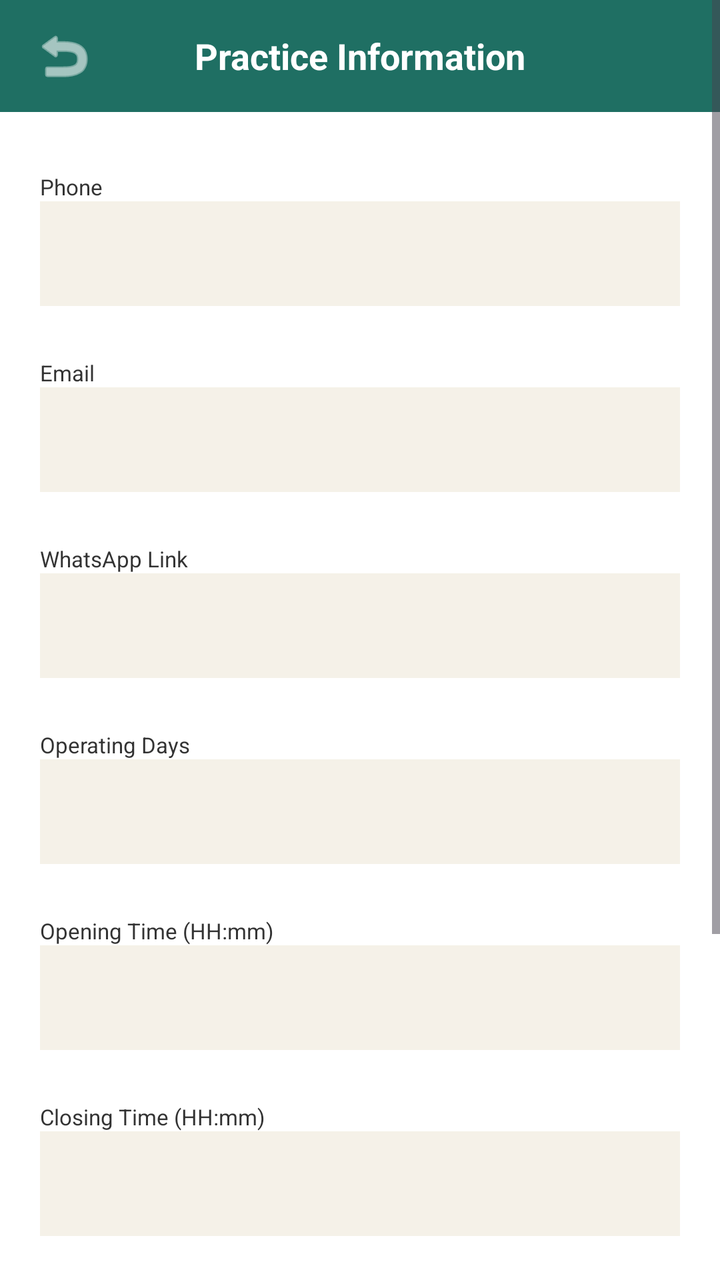
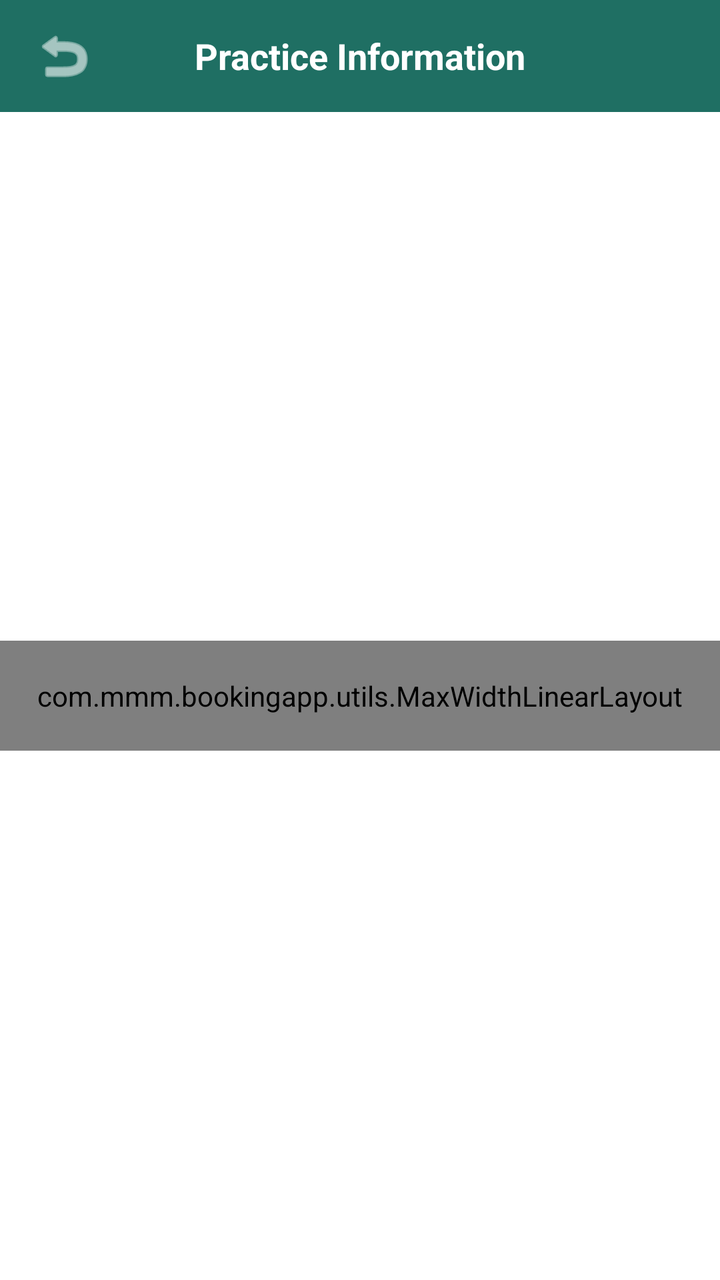

An Android layout rendered at two revisions. The XML below is the earlier revision; the diff shows what the commit changed to produce the second picture.
<!-- AndroidManifest.xml: application theme Theme.MMMBookingApp -->
<!-- res/layout/activity_practice_info.xml -->
<?xml version="1.0" encoding="utf-8"?>
<ScrollView xmlns:android="http://schemas.android.com/apk/res/android"
    xmlns:app="http://schemas.android.com/apk/res-auto"
    android:layout_width="match_parent"
    android:layout_height="match_parent"
    android:background="@color/color_background">

    <LinearLayout
        android:layout_width="match_parent"
        android:layout_height="wrap_content"
        android:orientation="vertical">

        <LinearLayout
            android:layout_width="match_parent"
            android:layout_height="56dp"
            android:orientation="horizontal"
            android:gravity="center_vertical"
            android:background="@color/color_primary"
            android:paddingStart="12dp"
            android:paddingEnd="12dp">

            <ImageButton
                android:id="@+id/btnBack"
                android:layout_width="40dp"
                android:layout_height="40dp"
                android:background="?attr/selectableItemBackgroundBorderless"
                android:src="@android:drawable/ic_menu_revert"
                app:tint="@color/color_text_on_primary"
                android:contentDescription="@string/btn_ok" />

            <TextView
                android:layout_width="0dp"
                android:layout_height="wrap_content"
                android:layout_weight="1"
                android:gravity="center"
                android:text="@string/practice_info_title"
                android:textColor="@color/color_text_on_primary"
                android:textSize="18sp"
                android:textStyle="bold" />

            <View android:layout_width="40dp" android:layout_height="1dp" />
        </LinearLayout>

        <LinearLayout
            android:layout_width="match_parent"
            android:layout_height="wrap_content"
            android:orientation="vertical"
            android:padding="20dp">

            <TextView style="@style/DetailLabel" android:text="@string/label_practice_phone" />
            <EditText android:id="@+id/etPracticePhone" style="@style/SettingsInput" android:inputType="phone" />

            <TextView style="@style/DetailLabel" android:text="@string/label_practice_email" />
            <EditText android:id="@+id/etPracticeEmail" style="@style/SettingsInput" android:inputType="textEmailAddress" />

            <TextView style="@style/DetailLabel" android:text="@string/label_whatsapp_link" />
            <EditText android:id="@+id/etWhatsappLink" style="@style/SettingsInput" android:inputType="textUri" />

            <TextView style="@style/DetailLabel" android:text="@string/label_operating_days" />
            <EditText android:id="@+id/etOperatingDays" style="@style/SettingsInput" />

            <TextView style="@style/DetailLabel" android:text="@string/label_hours_start" />
            <EditText android:id="@+id/etHoursStart" style="@style/SettingsInput" />

            <TextView style="@style/DetailLabel" android:text="@string/label_hours_end" />
            <EditText android:id="@+id/etHoursEnd" style="@style/SettingsInput" />

            <TextView style="@style/DetailLabel" android:text="@string/label_crisis_note" />
            <EditText android:id="@+id/etCrisisNote"
                android:layout_width="match_parent"
                android:layout_height="wrap_content"
                android:minLines="2"
                android:gravity="top"
                android:padding="14dp"
                android:background="@color/color_surface"
                android:layout_marginBottom="16dp" />

            <TextView style="@style/DetailLabel" android:text="@string/label_locations_readonly" />
            <TextView android:id="@+id/tvLocationsReadonly" style="@style/DetailValue" />

            <ProgressBar
                android:id="@+id/progressBar"
                android:layout_width="wrap_content"
                android:layout_height="wrap_content"
                android:layout_gravity="center"
                android:visibility="gone"
                android:layout_marginTop="12dp"
                android:layout_marginBottom="12dp" />

            <Button
                android:id="@+id/btnSavePracticeInfo"
                android:layout_width="match_parent"
                android:layout_height="56dp"
                android:text="@string/btn_save_changes"
                android:textColor="@color/color_text_on_primary"
                android:backgroundTint="@color/color_primary"
                android:layout_marginTop="8dp" />

        </LinearLayout>
    </LinearLayout>
</ScrollView>
<!-- resources referenced by this layout -->
<resources>
  <color name="color_background">#FFFFFF</color>
  <color name="color_primary">#1F6F63</color>
  <color name="color_surface">#F5F1E8</color>
  <color name="color_text_on_primary">#FFFFFF</color>
  <string name="btn_ok">OK</string>
  <string name="btn_save_changes">Save Changes</string>
  <string name="label_crisis_note">Crisis Line Note</string>
  <string name="label_hours_end">Closing Time (HH:mm)</string>
  <string name="label_hours_start">Opening Time (HH:mm)</string>
  <string name="label_locations_readonly">Locations (fixed, not editable here)</string>
  <string name="label_operating_days">Operating Days</string>
  <string name="label_practice_email">Email</string>
  <string name="label_practice_phone">Phone</string>
  <string name="label_whatsapp_link">WhatsApp Link</string>
  <string name="practice_info_title">Practice Information</string>
  <style name="DetailLabel">
          <item name="android:layout_width">match_parent</item>
          <item name="android:layout_height">wrap_content</item>
          <item name="android:textColor">@color/color_text_primary</item>
          <item name="android:textSize">11sp</item>
          <item name="android:layout_marginTop">10dp</item>
      </style>
  <style name="DetailValue">
          <item name="android:layout_width">match_parent</item>
          <item name="android:layout_height">wrap_content</item>
          <item name="android:textColor">@color/color_text_heading</item>
          <item name="android:textSize">15sp</item>
          <item name="android:textStyle">bold</item>
      </style>
  <style name="SettingsInput">
          <item name="android:layout_width">match_parent</item>
          <item name="android:layout_height">wrap_content</item>
          <item name="android:padding">14dp</item>
          <item name="android:background">@color/color_surface</item>
          <item name="android:layout_marginBottom">16dp</item>
      </style>
  <style name="Theme.MMMBookingApp" parent="Theme.Material3.Light.NoActionBar">
          <item name="colorPrimary">@color/color_primary</item>
          <item name="colorOnPrimary">@color/color_text_on_primary</item>
          <item name="android:colorBackground">@color/color_background</item>
          <item name="colorSurface">@color/color_surface</item>
          <item name="colorSecondary">@color/color_highlight</item>
          <item name="android:textColorPrimary">@color/color_text_primary</item>
          <item name="android:statusBarColor">@color/color_primary</item>
      </style>
  <color name="color_text_primary">#333333</color>
  <color name="color_text_heading">#000000</color>
  <color name="color_highlight">#AEE1E8</color>
</resources>

<!-- the commit's change to res/layout/activity_practice_info.xml (unified diff, before → after) -->
@@ -3,11 +3,12 @@
     xmlns:app="http://schemas.android.com/apk/res-auto"
     android:layout_width="match_parent"
     android:layout_height="match_parent"
-    android:background="@color/color_background">
+    android:background="@color/color_background"
+    android:fillViewport="true">
 
     <LinearLayout
         android:layout_width="match_parent"
-        android:layout_height="wrap_content"
+        android:layout_height="match_parent"
         android:orientation="vertical">
 
         <LinearLayout
@@ -35,7 +36,7 @@
                 android:gravity="center"
                 android:text="@string/practice_info_title"
                 android:textColor="@color/color_text_on_primary"
-                android:textSize="18sp"
+                android:textSize="@dimen/text_size_18"
                 android:textStyle="bold" />
 
             <View android:layout_width="40dp" android:layout_height="1dp" />
@@ -43,59 +44,70 @@
 
         <LinearLayout
             android:layout_width="match_parent"
-            android:layout_height="wrap_content"
-            android:orientation="vertical"
-            android:padding="20dp">
+            android:layout_height="0dp"
+            android:layout_weight="1"
+            android:gravity="center_vertical"
+            android:orientation="vertical">
 
-            <TextView style="@style/DetailLabel" android:text="@string/label_practice_phone" />
-            <EditText android:id="@+id/etPracticePhone" style="@style/SettingsInput" android:inputType="phone" />
-
-            <TextView style="@style/DetailLabel" android:text="@string/label_practice_email" />
-            <EditText android:id="@+id/etPracticeEmail" style="@style/SettingsInput" android:inputType="textEmailAddress" />
-
-            <TextView style="@style/DetailLabel" android:text="@string/label_whatsapp_link" />
-            <EditText android:id="@+id/etWhatsappLink" style="@style/SettingsInput" android:inputType="textUri" />
-
-            <TextView style="@style/DetailLabel" android:text="@string/label_operating_days" />
-            <EditText android:id="@+id/etOperatingDays" style="@style/SettingsInput" />
-
-            <TextView style="@style/DetailLabel" android:text="@string/label_hours_start" />
-            <EditText android:id="@+id/etHoursStart" style="@style/SettingsInput" />
-
-            <TextView style="@style/DetailLabel" android:text="@string/label_hours_end" />
-            <EditText android:id="@+id/etHoursEnd" style="@style/SettingsInput" />
-
-            <TextView style="@style/DetailLabel" android:text="@string/label_crisis_note" />
-            <EditText android:id="@+id/etCrisisNote"
+            <com.mmm.bookingapp.utils.MaxWidthLinearLayout
                 android:layout_width="match_parent"
                 android:layout_height="wrap_content"
-                android:minLines="2"
-                android:gravity="top"
-                android:padding="14dp"
-                android:background="@color/color_surface"
-                android:layout_marginBottom="16dp" />
+                android:layout_gravity="center_horizontal"
+                android:orientation="vertical"
+                android:padding="@dimen/screen_horizontal_padding">
 
-            <TextView style="@style/DetailLabel" android:text="@string/label_locations_readonly" />
-            <TextView android:id="@+id/tvLocationsReadonly" style="@style/DetailValue" />
+                <TextView style="@style/DetailLabel" android:text="@string/label_practice_phone" />
+                <EditText android:id="@+id/etPracticePhone" style="@style/SettingsInput" android:inputType="phone" />
 
-            <ProgressBar
-                android:id="@+id/progressBar"
-                android:layout_width="wrap_content"
-                android:layout_height="wrap_content"
-                android:layout_gravity="center"
-                android:visibility="gone"
-                android:layout_marginTop="12dp"
-                android:layout_marginBottom="12dp" />
+                <TextView style="@style/DetailLabel" android:text="@string/label_practice_email" />
+                <EditText android:id="@+id/etPracticeEmail" style="@style/SettingsInput" android:inputType="textEmailAddress" />
 
-            <Button
-                android:id="@+id/btnSavePracticeInfo"
-                android:layout_width="match_parent"
-                android:layout_height="56dp"
-                android:text="@string/btn_save_changes"
-                android:textColor="@color/color_text_on_primary"
-                android:backgroundTint="@color/color_primary"
-                android:layout_marginTop="8dp" />
+                <TextView style="@style/DetailLabel" android:text="@string/label_whatsapp_link" />
+                <EditText android:id="@+id/etWhatsappLink" style="@style/SettingsInput" android:inputType="textUri" />
 
+                <TextView style="@style/DetailLabel" android:text="@string/label_operating_days" />
+                <EditText android:id="@+id/etOperatingDays" style="@style/SettingsInput" />
+
+                <TextView style="@style/DetailLabel" android:text="@string/label_hours_start" />
+                <EditText android:id="@+id/etHoursStart" style="@style/SettingsInput" />
+
+                <TextView style="@style/DetailLabel" android:text="@string/label_hours_end" />
+                <EditText android:id="@+id/etHoursEnd" style="@style/SettingsInput" />
+
+                <TextView style="@style/DetailLabel" android:text="@string/label_crisis_note" />
+                <EditText android:id="@+id/etCrisisNote"
+                    android:layout_width="match_parent"
+                    android:layout_height="wrap_content"
+                    android:minLines="2"
+                    android:gravity="top"
+                    android:padding="14dp"
+                    android:background="@color/color_surface"
+                    android:textSize="@dimen/text_size_14"
+                    android:layout_marginBottom="16dp" />
+
+                <TextView style="@style/DetailLabel" android:text="@string/label_locations_readonly" />
+                <TextView android:id="@+id/tvLocationsReadonly" style="@style/DetailValue" />
+
+                <ProgressBar
+                    android:id="@+id/progressBar"
+                    android:layout_width="wrap_content"
+                    android:layout_height="wrap_content"
+                    android:layout_gravity="center"
+                    android:visibility="gone"
+                    android:layout_marginTop="12dp"
+                    android:layout_marginBottom="12dp" />
+
+                <Button
+                    android:id="@+id/btnSavePracticeInfo"
+                    android:layout_width="match_parent"
+                    android:layout_height="56dp"
+                    android:text="@string/btn_save_changes"
+                    android:textColor="@color/color_text_on_primary"
+                    android:textSize="@dimen/text_size_16"
+                    android:backgroundTint="@color/color_primary"
+                    android:layout_marginTop="8dp" />
+
+            </com.mmm.bookingapp.utils.MaxWidthLinearLayout>
         </LinearLayout>
     </LinearLayout>
 </ScrollView>
<!-- resource entries referenced after the edit -->
@@ -4,6 +4,10 @@
   <color name="color_primary">#1F6F63</color>
   <color name="color_surface">#F5F1E8</color>
   <color name="color_text_on_primary">#FFFFFF</color>
+  <dimen name="screen_horizontal_padding">18dp</dimen>
+  <dimen name="text_size_14">14sp</dimen>
+  <dimen name="text_size_16">16sp</dimen>
+  <dimen name="text_size_18">18sp</dimen>
   <string name="btn_ok">OK</string>
   <string name="btn_save_changes">Save Changes</string>
   <string name="label_crisis_note">Crisis Line Note</string>
